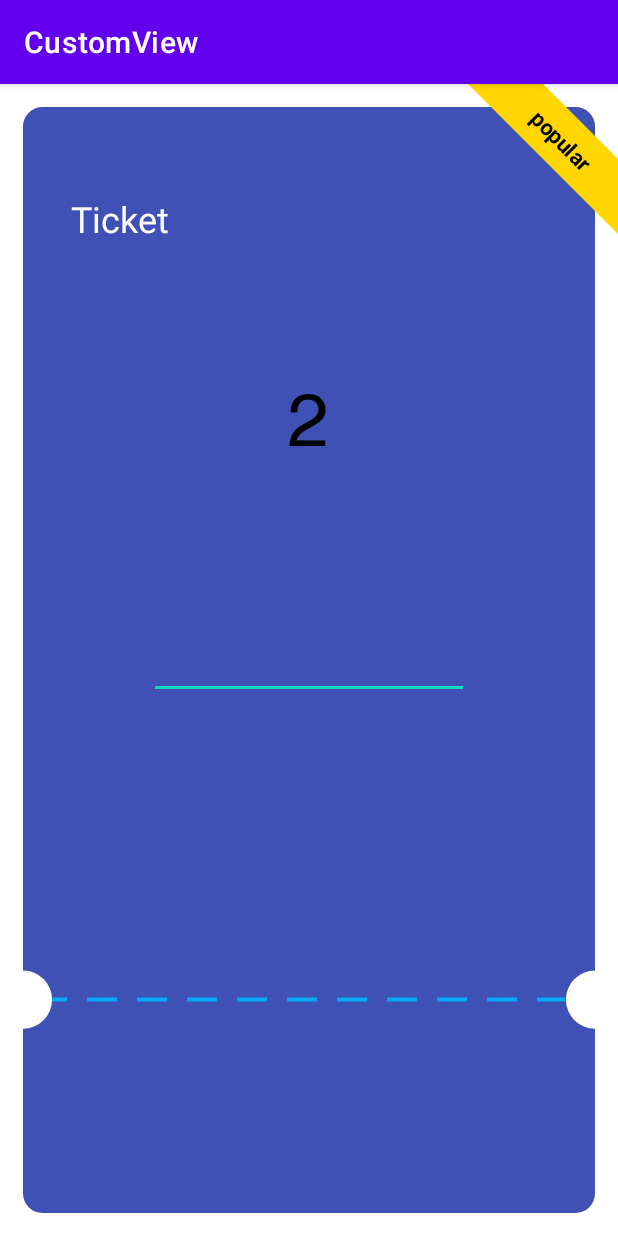
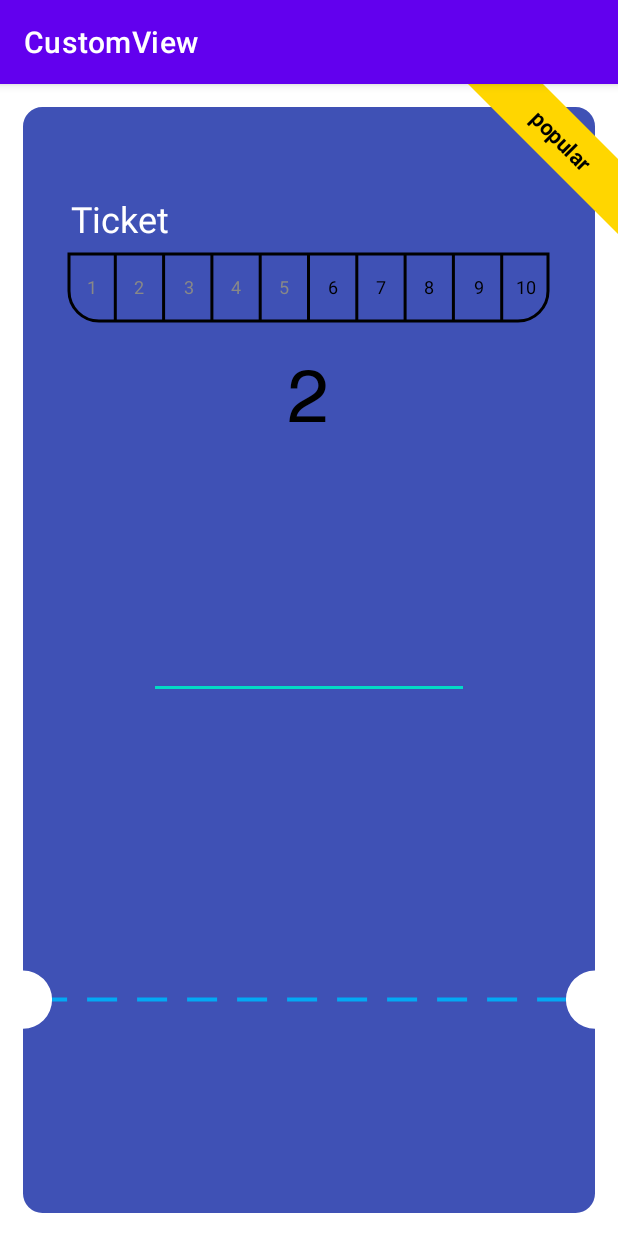
Before and after one commit to fast050/DrawShape, an Android app: the screen it shows after launch (MainActivity), on a phone screen of 412 x 824 dp. Run offline under Robolectric (Android 15) with nearby library versions, the phone set to English and light mode, and no system bars.

Commit message:
add views to home page

```diff
--- a/app/src/main/res/layout/activity_main.xml
+++ b/app/src/main/res/layout/activity_main.xml
@@ -18,19 +18,20 @@
             <com.example.customview.TicketBackGroundShape
                 android:id="@+id/ticketBackGroundShape"
                 android:layout_width="match_parent"
+                android:layout_height="match_parent"
                 android:layout_margin="15dp"
-                android:layout_height="match_parent"
-                app:ticketShapeHeight="570"
+                app:layout_constraintBottom_toBottomOf="parent"
+                app:layout_constraintEnd_toEndOf="parent"
+                app:layout_constraintHorizontal_bias="1.0"
+                app:layout_constraintStart_toStartOf="parent"
+                app:layout_constraintTop_toTopOf="parent"
+                app:layout_constraintVertical_bias="0.896"
+                app:ticketBackgroundColor="#3F51B5"
+                app:ticketCornerShape="round"
+                app:ticketDividerColor="#03A9F4"
                 app:ticketDividerHeight="460"
                 app:ticketInternalRadius="10dp"
-                app:ticketBackgroundColor="#3F51B5"
-                app:ticketDividerColor="#03A9F4"
-                app:layout_constraintBottom_toBottomOf="parent"
-                app:layout_constraintEnd_toEndOf="parent"
-                app:ticketCornerShape="round"
-                app:layout_constraintStart_toStartOf="parent"
-                app:layout_constraintTop_toTopOf="parent"
-                />
+                app:ticketShapeHeight="570" />
 
             <TextView
                 android:id="@+id/textView"
@@ -77,12 +78,26 @@
 
             <com.example.customview.TextCustomView
                 android:id="@+id/textCustomView"
-                android:layout_width="100dp"
-                android:layout_height="50dp"
+                android:layout_width="0dp"
+                android:layout_height="0dp"
+                android:layout_marginTop="12dp"
                 android:layout_marginBottom="12dp"
                 app:layout_constraintBottom_toTopOf="@+id/shapeChanger"
                 app:layout_constraintEnd_toEndOf="@+id/shapeChanger"
-                app:layout_constraintStart_toStartOf="@+id/shapeChanger" />
+                app:layout_constraintHorizontal_bias="0.0"
+                app:layout_constraintStart_toStartOf="@+id/shapeChanger"
+                app:layout_constraintTop_toBottomOf="@+id/couponsView"
+                app:layout_constraintVertical_bias="0.818" />
+
+            <com.example.customview.CouponsView
+                android:id="@+id/couponsView"
+                android:layout_width="322dp"
+                android:layout_height="47dp"
+                android:layout_marginTop="12dp"
+                app:layout_constraintEnd_toEndOf="parent"
+                app:layout_constraintHorizontal_bias="0.494"
+                app:layout_constraintStart_toStartOf="parent"
+                app:layout_constraintTop_toBottomOf="@+id/customRibbon" />
 
         </androidx.constraintlayout.widget.ConstraintLayout>
 
```
